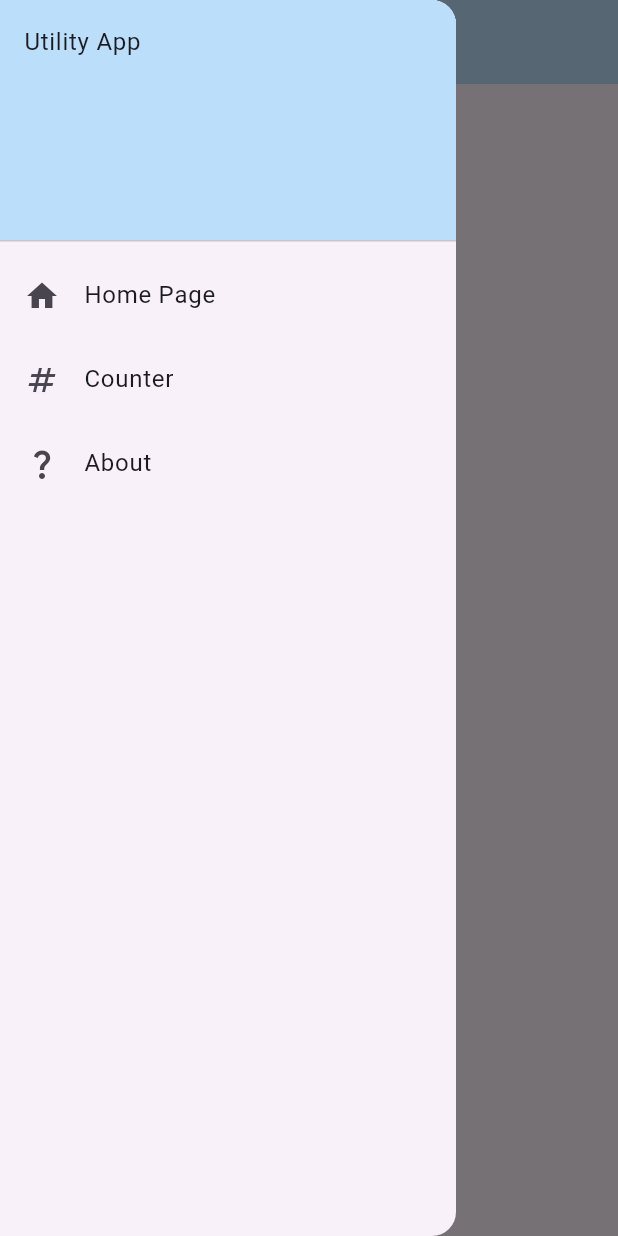
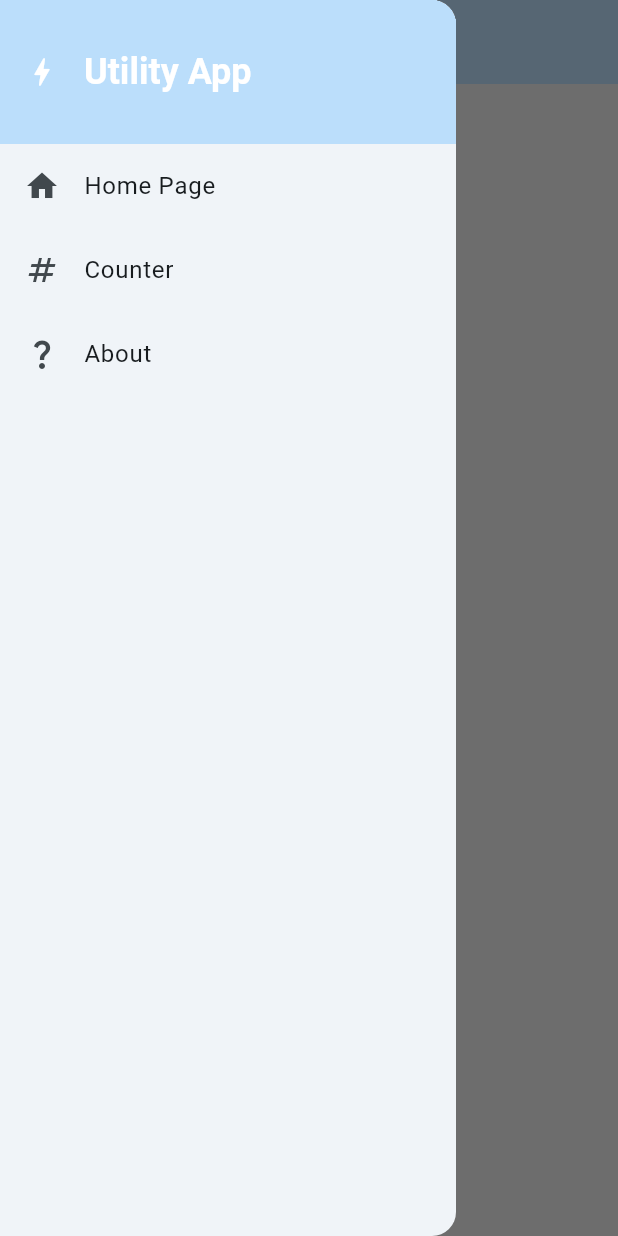
Before and after one commit to berkaytek/utility_app_flutter, a Flutter app: the screen it shows after launch, with the side drawer open, on a phone screen of 412 x 824 dp. Run offline on Flutter 3.47's test engine with Material 2 defaults, Android fonts, the phone set to English and light mode, and no system bars; our stand-ins replace bloc, flutter_bloc, logger.

Commit message:
Prettified and finished counter & added delete

```diff
--- a/lib/main.dart
+++ b/lib/main.dart
@@ -4,7 +4,6 @@ import 'package:utility_app/src/screens/about/about.dart';
 import 'package:utility_app/src/screens/counter/counter_observer.dart';
 import 'package:utility_app/src/screens/counter/counter_page.dart';
 import 'package:utility_app/src/screens/home/home_screen.dart';
-import 'package:utility_app/src/widgets/app_drawer.dart';
 
 void main() {
   Bloc.observer = CounterObserver();
@@ -28,7 +27,8 @@ class MyApp extends StatelessWidget {
     return MaterialApp(
       title: 'Utility App',
       theme: ThemeData(
-        colorScheme: ColorScheme.fromSeed(seedColor: Colors.deepPurple),
+        colorScheme: ColorScheme.fromSeed(seedColor: Colors.lightBlueAccent),
+        scaffoldBackgroundColor: Colors.grey[200],
         useMaterial3: true,
       ),
       routes: appRoutes,
--- a/lib/src/screens/counter/counter_cubit.dart
+++ b/lib/src/screens/counter/counter_cubit.dart
@@ -6,4 +6,6 @@ class CounterCubit extends Cubit<int> {
   void increment() => emit(state + 1);
 
   void decrement() => emit(state - 1);
+
+  void reset() => emit(0);
 }
--- a/lib/src/screens/counter/counter_view.dart
+++ b/lib/src/screens/counter/counter_view.dart
@@ -31,12 +31,24 @@ class CounterView extends StatelessWidget {
               context.read<CounterCubit>().increment();
             },
           ),
-          const SizedBox(height: 16,),
+          const SizedBox(
+            height: 16,
+          ),
           FloatingActionButton(
             heroTag: "Reducing button",
             child: const Icon(Icons.remove),
             onPressed: () {
               context.read<CounterCubit>().decrement();
+            },
+          ),
+          const SizedBox(
+            height: 16,
+          ),
+          FloatingActionButton(
+            heroTag: "Reset button",
+            child: const Icon(Icons.delete),
+            onPressed: () {
+              context.read<CounterCubit>().reset();
             },
           )
         ],
--- a/lib/src/widgets/app_drawer.dart
+++ b/lib/src/widgets/app_drawer.dart
@@ -1,33 +1,55 @@
 import 'package:flutter/material.dart';
 
 class AppDrawer extends StatelessWidget {
-  const AppDrawer({super.key});
+  const AppDrawer({Key? key});
 
   @override
   Widget build(BuildContext context) {
     return Drawer(
-        child: ListView(padding: EdgeInsets.zero, children: [
-      DrawerHeader(
-          decoration: BoxDecoration(color: Theme.of(context).primaryColorLight),
-          child: const Text("Utility App")),
+      child: ListView(
+        padding: EdgeInsets.zero,
+        children: [
+          Container(
+            padding: const EdgeInsets.symmetric(vertical: 20.0),
+            color: Theme.of(context).primaryColorLight,
+            child:  ListTile(
+              leading: const Icon(
+                Icons.bolt,
+                color: Colors.white,
+              ),
+              title: Text(
+                "Utility App",
+                style: Theme.of(context).textTheme.headlineSmall!.copyWith(
+                  color: Colors.white,
+                  fontWeight: FontWeight.bold,
+                  fontSize: 24
+                ),
+              ),
+            ),
+          ),
           ListTile(
+            leading: const Icon(Icons.home),
             title: const Text("Home Page"),
-          leading: const Icon(Icons.home),
             onTap: () {
               Navigator.of(context).pushNamed("/home");
-          }),
+            },
+          ),
           ListTile(
+            leading: const Icon(Icons.numbers),
             title: const Text("Counter"),
-          leading: const Icon(Icons.numbers),
             onTap: () {
               Navigator.of(context).pushNamed("/counter");
-          }),
+            },
+          ),
           ListTile(
+            leading: const Icon(Icons.question_mark),
             title: const Text("About"),
-          leading: const Icon(Icons.question_mark),
             onTap: () {
               Navigator.of(context).pushNamed("/about");
-          })
-    ]));
+            },
+          ),
+        ],
+      ),
+    );
   }
 }
```
Lines whose indentation alone changed are shown as unchanged.
